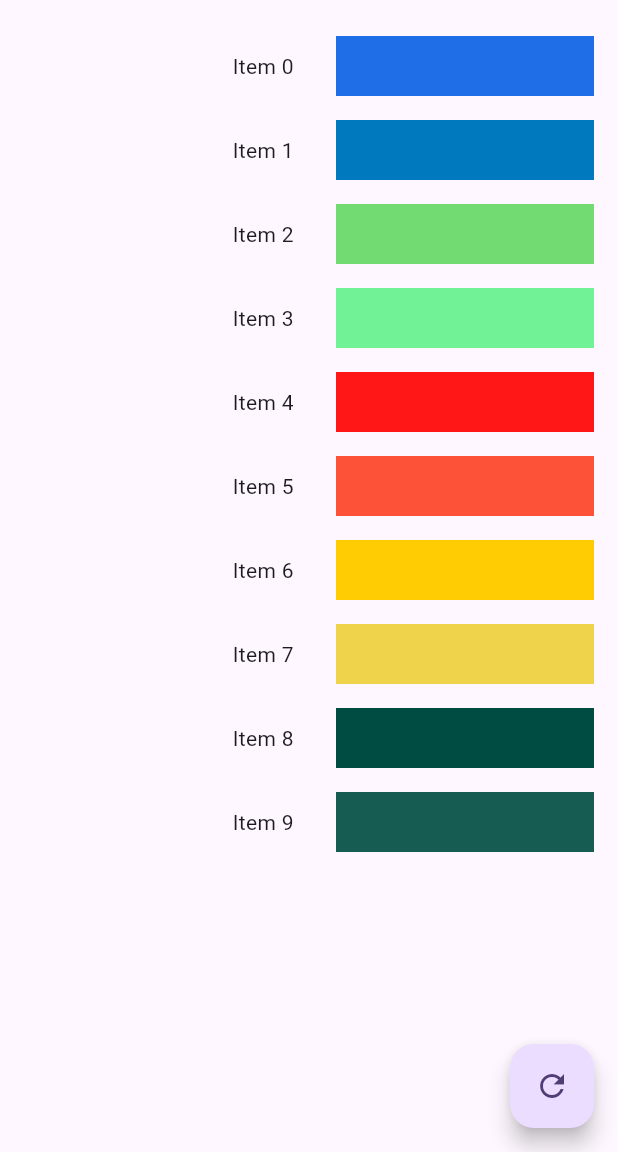
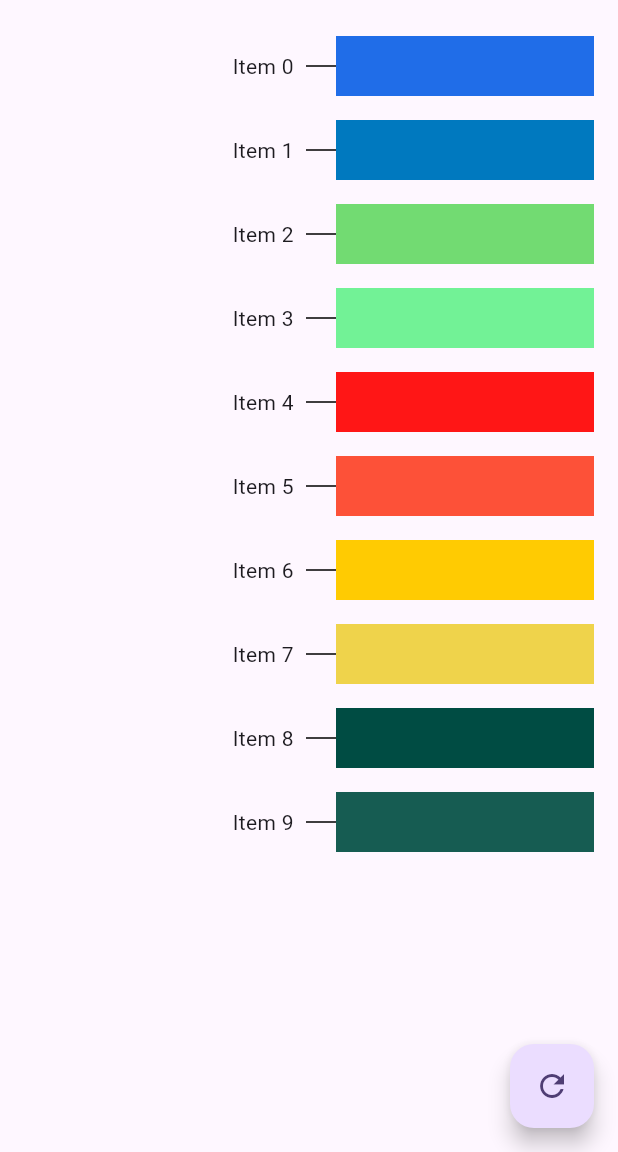
Before and after one commit to raulsaba/horizontal_bar_chart, a Flutter app: the screen it shows after launch, on a phone screen of 412 x 824 dp, the part 84-1236 px from its top. Run offline on Flutter 3.47's test engine with Material 2 defaults, Android fonts, the phone set to English and light mode, and no system bars.

Commit message:
grid color

```diff
--- a/lib/horizontal_bar_chart.dart
+++ b/lib/horizontal_bar_chart.dart
@@ -33,8 +33,11 @@ class HorizontalBarChart extends StatelessWidget {
 
   @override
   Widget build(BuildContext context) {
+    final Color gridColor = Colors.black;
     return LayoutBuilder(
       builder: (BuildContext context, BoxConstraints constraints) {
+        print(constraints.maxWidth);
+        print(constraints.maxHeight);
         return SizedBox(
           height: constraints.maxHeight,
           width: constraints.maxWidth,
@@ -69,7 +72,7 @@ class HorizontalBarChart extends StatelessWidget {
                           Container(
                             width: 20,
                             height: 1,
-                            color: Theme.of(context).colorScheme.surface,
+                            color: gridColor,
                           ),
                           value != 0
                               ? Expanded(
@@ -86,7 +89,7 @@ class HorizontalBarChart extends StatelessWidget {
                               : Container(
                                   width: 2,
                                   height: 40,
-                                  color: Colors.black,
+                                  color: color ?? barsColors ?? Theme.of(context).colorScheme.primary,
                                 ),
                           (maxValue - (value + 1)).ceil() >= 0
                               ? Expanded(
```
